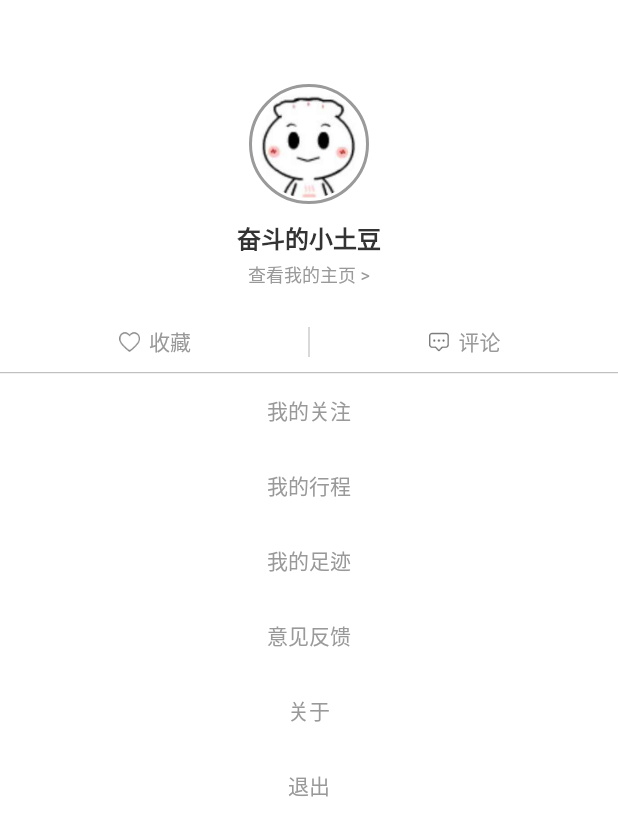
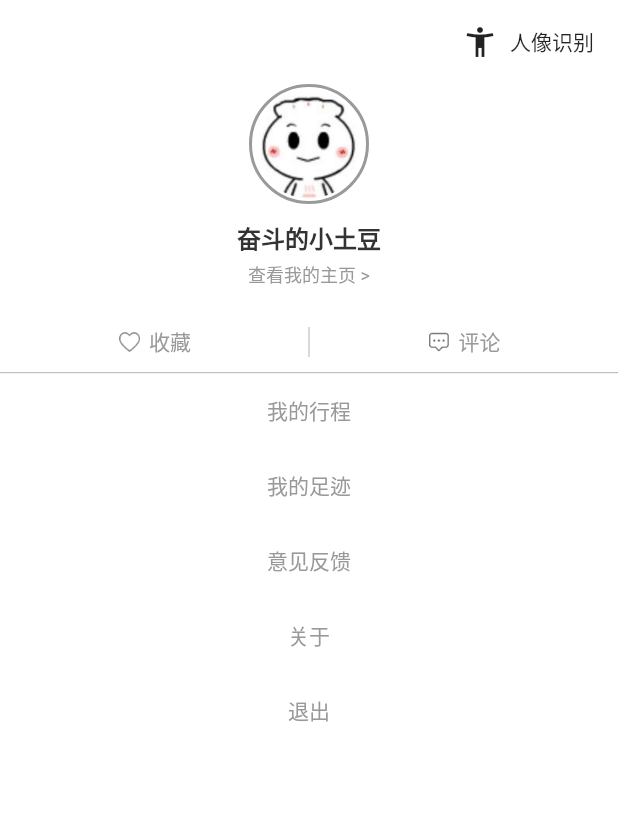
Before and after one commit to ldy978/frist, a Flutter app: the MinePage screen opened by its route, on a phone screen of 412 x 824 dp. Shown: the top 836 px of the screen. Run offline on Flutter 3.47's test engine with Material 2 defaults, Android fonts, the phone set to English and light mode, and no system bars; drawn by our look-alikes of oktoast; our stand-ins replace cached_network_image, dio, flutter_swiper, image_picker, shared_preferences and 3 more; missing offline and left inert: dart:ffi, flutter_webview_plugin; accounts and stored records are empty.

Commit message:
人像识别页面

```diff
--- a/lib/main.dart
+++ b/lib/main.dart
@@ -7,7 +7,6 @@ import 'package:app01/pages/tabs/Home/Index.dart';
 import 'package:app01/pages/tabs/Home/shiwu.dart';
 import 'package:app01/pages/tabs/Home/travel_page.dart';
 import 'package:app01/pages/tabs/Me/About.dart';
-import 'package:app01/pages/tabs/Me/Care.dart';
 import 'package:app01/pages/tabs/Me/Foot.dart';
 import 'package:app01/pages/tabs/Me/Name.dart';
 import 'package:app01/pages/tabs/Me/PeopleMessage.dart';
@@ -16,6 +15,7 @@ import 'package:app01/pages/tabs/Me/Search.dart';
 import 'package:app01/pages/tabs/Me/Setting.dart';
 import 'package:app01/pages/tabs/Me/Travel.dart';
 import 'package:app01/pages/tabs/Me/mine_page.dart';
+import 'package:app01/pages/tabs/Me/shibie.dart';
 import 'package:app01/pages/tabs/chat/ChatRoom.dart';
 import 'package:app01/pages/tabs/chat/Class.dart';
 import 'package:app01/pages/tabs/chat/CreateRoom.dart';
@@ -66,12 +66,13 @@ final SystemUiOverlayStyle _style =SystemUiOverlayStyle(statusBarColor: Colors.t
           '/qianming': (BuildContext context) => QianMingPage(),
           '/liaotian': (BuildContext context) => LiaoTianPage(),
           '/mine': (BuildContext context) => MinePage(),
-          '/care': (BuildContext context) => CarePage(),
+
          '/travel_page': (BuildContext context) => TravelPage(),
          '/index': (BuildContext context) => IndexPage(),
          '/fabu': (BuildContext context) => FaBuPage(),
          '/createroom': (BuildContext context) => CreateRoomPage(),
          '/shiwu': (BuildContext context) => shiwuPage(),
+         '/shibie': (BuildContext context) => shibiePage(),
         },
         home: SplashPage(),
       ),
--- a/lib/pages/tabs/Me/mine_page.dart
+++ b/lib/pages/tabs/Me/mine_page.dart
@@ -18,25 +18,16 @@ class _MinePageState extends State<MinePage> {
         backgroundColor: Colors.white,
         elevation: 0.0,
         leading: Container(),
-        // actions: <Widget>[
-          // InkWell(
-          //   focusColor: Colors.transparent,
-          //   highlightColor: Colors.transparent,
-          //   splashColor: Colors.transparent,
-          //   onTap: () {
-          //     // NavigatorUtils.push(context, AboutRouter.aboutPage,
-          //     //     replace: false);
-          //   },
-          //   child: Container(
-          //     margin: EdgeInsets.only(right: 12.0),
-          //     // child: Image.asset(
-          //     //   "images/ic_about.png",
-          //     //   height: 24.0,
-          //     //   width: 24.0,
-          //     // ),
-          //   ),
-          // ),
-        // ],
+        actions: <Widget>[
+          FlatButton.icon(
+            icon: Icon(Icons.accessibility_new),
+            label: Text("人像识别"),
+            onPressed: () {
+              Navigator.pushNamed(context, '/shibie');
+            },
+          ),
+
+        ],
       ),
       body: Container(
         alignment: Alignment.topCenter,
@@ -133,19 +124,6 @@ class _MinePageState extends State<MinePage> {
                 children: <Widget>[
                   new GestureDetector(
                     onTap: () {
-                      Navigator.pushNamed(context, '/care');
-                    },
-                    child: new Container(
-                      alignment: Alignment.center,
-                      height: 50.0,
-                      child: Text(
-                        '我的关注',
-                        style: MTextStyles.textGray14,
-                      ),
-                    ),
-                  ),
-                  new GestureDetector(
-                    onTap: () {
                       Navigator.pushNamed(context, '/travel');
                     },
                     child: new Container(
--- a/lib/pages/tabs/chat/Chat.dart
+++ b/lib/pages/tabs/chat/Chat.dart
@@ -20,11 +20,11 @@ class _ChatPageState extends State<ChatPage> {
      appBar: AppBar(
        //底部阴影
       elevation: 0.0,
-      backgroundColor: Colors.white,
+      backgroundColor: Colors.green,
 
       title: Text(
         "聊天室",
-        style: MTextStyles.textBoldDark16,
+
       ),
       centerTitle: true,
      ),
--- a/lib/pages/tabs/chat/ChatRoom.dart
+++ b/lib/pages/tabs/chat/ChatRoom.dart
@@ -20,7 +20,7 @@ class _ChatRoomPageState extends State<ChatRoomPage> {
         //顶部应用按钮组件
         //底部阴影
         elevation: 0.0,
-        backgroundColor: Colors.white,
+        backgroundColor: Colors.green,
         leading: InkWell(
           splashColor: Colors.transparent,
           highlightColor: Colors.transparent,
@@ -34,7 +34,7 @@ class _ChatRoomPageState extends State<ChatRoomPage> {
         ),
         title: Text(
           "校园陌陌",
-          style: MTextStyles.textBoldDark16,
+
         ),
         centerTitle: true,
         actions: <Widget>[
--- a/lib/pages/tabs/chat/Class.dart
+++ b/lib/pages/tabs/chat/Class.dart
@@ -19,7 +19,7 @@ class _ClassPageState extends State<ClassPage> {
         //顶部应用按钮组件
         //底部阴影
         elevation: 0.0,
-        backgroundColor: Colors.white,
+        backgroundColor: Colors.green,
         leading: InkWell(
           splashColor: Colors.transparent,
           highlightColor: Colors.transparent,
@@ -33,7 +33,7 @@ class _ClassPageState extends State<ClassPage> {
         ),
         title: Text(
           "班级陌陌",
-          style: MTextStyles.textBoldDark16,
+
         ),
         centerTitle: true,
       ),
--- a/lib/pages/tabs/chat/CreateRoom.dart
+++ b/lib/pages/tabs/chat/CreateRoom.dart
@@ -37,7 +37,7 @@ class _CreateRoomPageState extends State<CreateRoomPage> {
         //顶部应用按钮组件
         //底部阴影
         elevation: 0.0,
-        backgroundColor: Colors.white,
+        backgroundColor: Colors.green,
         leading: InkWell(
           splashColor: Colors.transparent,
           highlightColor: Colors.transparent,
@@ -51,7 +51,7 @@ class _CreateRoomPageState extends State<CreateRoomPage> {
         ),
         title: Text(
           "创建房间",
-          style: MTextStyles.textBoldDark16,
+
         ),
         centerTitle: true,
         actions: <Widget>[
--- a/lib/pages/tabs/chat/YuanXi.dart
+++ b/lib/pages/tabs/chat/YuanXi.dart
@@ -20,7 +20,7 @@ class _YuanXiPageState extends State<YuanXiPage> {
         //顶部应用按钮组件
         //底部阴影
         elevation: 0.0,
-        backgroundColor: Colors.white,
+        backgroundColor: Colors.green,
         leading: InkWell(
           splashColor: Colors.transparent,
           highlightColor: Colors.transparent,
@@ -34,7 +34,7 @@ class _YuanXiPageState extends State<YuanXiPage> {
         ),
         title: Text(
           "院系陌陌",
-          style: MTextStyles.textBoldDark16,
+
         ),
         centerTitle: true,
       ),
--- a/lib/pages/tabs/chat/liaotian.dart
+++ b/lib/pages/tabs/chat/liaotian.dart
@@ -95,6 +95,7 @@ class _LiaoTianPageState extends State<LiaoTianPage>
   Widget build(BuildContext context) {
     return new Scaffold(
         appBar: new AppBar(
+          backgroundColor: Colors.green,
           title: new Text("谈天说地"),
         ),
         body: new Column(children: <Widget>[
```
Also changed, not shown: lib/pages/tabs/Me/Care.dart (deleted, +0 -16 lines), lib/pages/tabs/Me/shibie.dart (added, +23 -0 lines), lib/pages/tabs/Message/Xiaoxi.dart (+23 -18 lines).
